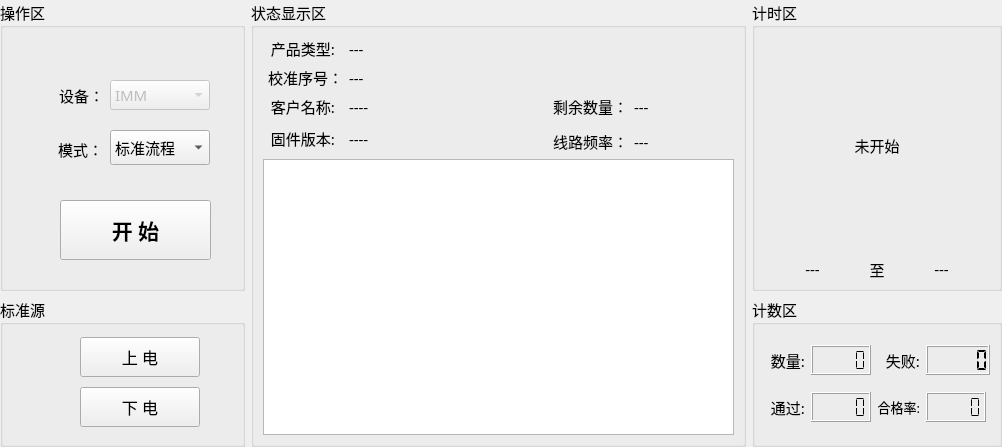
This is IMM-CalibrateTool/IMM-CalibrateTool/home/home_workwid.ui in ChinaClever/ScalePoint as Qt 5 draws it before an edit. The edited form follows.
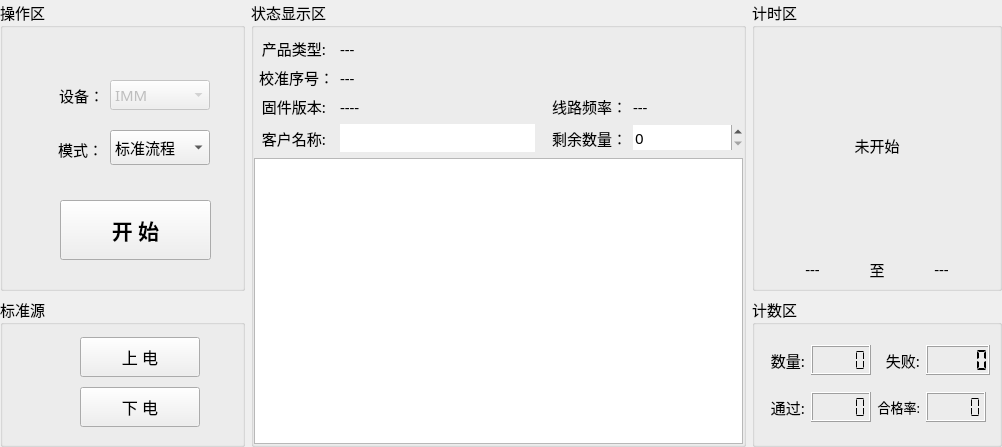
This is the edited form.

The edit to the form file:
```diff
--- a/IMM-CalibrateTool/IMM-CalibrateTool/home/home_workwid.ui
+++ b/IMM-CalibrateTool/IMM-CalibrateTool/home/home_workwid.ui
@@ -37,7 +37,16 @@
      <property name="title">
       <string>状态显示区</string>
      </property>
-     <layout class="QGridLayout" name="gridLayout_6">
+     <layout class="QGridLayout" name="gridLayout_3">
+      <property name="leftMargin">
+       <number>0</number>
+      </property>
+      <property name="rightMargin">
+       <number>0</number>
+      </property>
+      <property name="bottomMargin">
+       <number>0</number>
+      </property>
       <item row="0" column="0">
        <widget class="QLabel" name="label_33">
         <property name="minimumSize">
@@ -60,7 +69,7 @@
         </property>
        </widget>
       </item>
-      <item row="0" column="1" colspan="3">
+      <item row="0" column="1" colspan="2">
        <widget class="QLabel" name="devLab">
         <property name="minimumSize">
          <size>
@@ -95,7 +104,7 @@
         </property>
        </widget>
       </item>
-      <item row="1" column="1" colspan="3">
+      <item row="1" column="1">
        <widget class="QLabel" name="snLab">
         <property name="minimumSize">
          <size>
@@ -109,70 +118,6 @@
        </widget>
       </item>
       <item row="2" column="0">
-       <widget class="QLabel" name="label_35">
-        <property name="minimumSize">
-         <size>
-          <width>0</width>
-          <height>20</height>
-         </size>
-        </property>
-        <property name="maximumSize">
-         <size>
-          <width>80</width>
-          <height>30</height>
-         </size>
-        </property>
-        <property name="text">
-         <string>客户名称:</string>
-        </property>
-        <property name="alignment">
-         <set>Qt::AlignCenter</set>
-        </property>
-       </widget>
-      </item>
-      <item row="2" column="1">
-       <widget class="QLabel" name="userLab">
-        <property name="text">
-         <string>----</string>
-        </property>
-       </widget>
-      </item>
-      <item row="2" column="2">
-       <widget class="QLabel" name="label_38">
-        <property name="minimumSize">
-         <size>
-          <width>80</width>
-          <height>20</height>
-         </size>
-        </property>
-        <property name="maximumSize">
-         <size>
-          <width>80</width>
-          <height>30</height>
-         </size>
-        </property>
-        <property name="text">
-         <string>剩余数量：</string>
-        </property>
-        <property name="alignment">
-         <set>Qt::AlignRight|Qt::AlignTrailing|Qt::AlignVCenter</set>
-        </property>
-       </widget>
-      </item>
-      <item row="2" column="3">
-       <widget class="QLabel" name="cntLab">
-        <property name="maximumSize">
-         <size>
-          <width>100</width>
-          <height>16777215</height>
-         </size>
-        </property>
-        <property name="text">
-         <string>---</string>
-        </property>
-       </widget>
-      </item>
-      <item row="3" column="0" rowspan="2">
        <widget class="QLabel" name="label_36">
         <property name="minimumSize">
          <size>
@@ -194,14 +139,14 @@
         </property>
        </widget>
       </item>
-      <item row="3" column="1" rowspan="2" colspan="2">
+      <item row="2" column="1">
        <widget class="QLabel" name="verLab">
         <property name="text">
          <string>----</string>
         </property>
        </widget>
       </item>
-      <item row="4" column="2">
+      <item row="2" column="2" colspan="2">
        <widget class="QLabel" name="label_37">
         <property name="minimumSize">
          <size>
@@ -211,10 +156,13 @@
         </property>
         <property name="maximumSize">
          <size>
-          <width>80</width>
+          <width>100</width>
           <height>30</height>
          </size>
         </property>
+        <property name="layoutDirection">
+         <enum>Qt::RightToLeft</enum>
+        </property>
         <property name="text">
          <string>线路频率：</string>
         </property>
@@ -223,7 +171,7 @@
         </property>
        </widget>
       </item>
-      <item row="4" column="3">
+      <item row="2" column="4">
        <widget class="QLabel" name="hzLab">
         <property name="maximumSize">
          <size>
@@ -236,7 +184,95 @@
         </property>
        </widget>
       </item>
-      <item row="5" column="0" colspan="4">
+      <item row="3" column="0">
+       <widget class="QLabel" name="label_35">
+        <property name="minimumSize">
+         <size>
+          <width>0</width>
+          <height>20</height>
+         </size>
+        </property>
+        <property name="maximumSize">
+         <size>
+          <width>80</width>
+          <height>30</height>
+         </size>
+        </property>
+        <property name="text">
+         <string>客户名称:</string>
+        </property>
+        <property name="alignment">
+         <set>Qt::AlignCenter</set>
+        </property>
+       </widget>
+      </item>
+      <item row="3" column="1">
+       <widget class="QLineEdit" name="userEdit">
+        <property name="frame">
+         <bool>false</bool>
+        </property>
+        <property name="cursorMoveStyle">
+         <enum>Qt::LogicalMoveStyle</enum>
+        </property>
+        <property name="clearButtonEnabled">
+         <bool>false</bool>
+        </property>
+       </widget>
+      </item>
+      <item row="3" column="3">
+       <widget class="QLabel" name="label_38">
+        <property name="minimumSize">
+         <size>
+          <width>80</width>
+          <height>20</height>
+         </size>
+        </property>
+        <property name="maximumSize">
+         <size>
+          <width>100</width>
+          <height>30</height>
+         </size>
+        </property>
+        <property name="layoutDirection">
+         <enum>Qt::RightToLeft</enum>
+        </property>
+        <property name="text">
+         <string>剩余数量：</string>
+        </property>
+        <property name="alignment">
+         <set>Qt::AlignRight|Qt::AlignTrailing|Qt::AlignVCenter</set>
+        </property>
+       </widget>
+      </item>
+      <item row="3" column="4">
+       <widget class="QSpinBox" name="cntSpin">
+        <property name="minimumSize">
+         <size>
+          <width>110</width>
+          <height>0</height>
+         </size>
+        </property>
+        <property name="focusPolicy">
+         <enum>Qt::WheelFocus</enum>
+        </property>
+        <property name="frame">
+         <bool>false</bool>
+        </property>
+        <property name="correctionMode">
+         <enum>QAbstractSpinBox::CorrectToPreviousValue</enum>
+        </property>
+        <property name="maximum">
+         <number>9999</number>
+        </property>
+        <property name="singleStep">
+         <number>100</number>
+        </property>
+        <property name="stepType">
+         <enum>QAbstractSpinBox::DefaultStepType</enum>
+        </property>
+       </widget>
+      </item>
+      <item row="4" column="0" colspan="5">
        <widget class="QTextEdit" name="textEdit">
         <property name="enabled">
          <bool>true</bool>
@@ -253,7 +289,7 @@
     <widget class="QGroupBox" name="groupBox_1">
      <property name="minimumSize">
       <size>
-       <width>0</width>
+       <width>250</width>
        <height>150</height>
       </size>
      </property>
@@ -500,6 +536,12 @@
    </item>
    <item row="0" column="0">
     <widget class="QGroupBox" name="groupBox_2">
+     <property name="minimumSize">
+      <size>
+       <width>245</width>
+       <height>0</height>
+      </size>
+     </property>
      <property name="maximumSize">
       <size>
        <width>245</width>
@@ -579,7 +621,7 @@
        </font>
       </property>
       <property name="focusPolicy">
-       <enum>Qt::WheelFocus</enum>
+       <enum>Qt::NoFocus</enum>
       </property>
       <property name="contextMenuPolicy">
        <enum>Qt::DefaultContextMenu</enum>
@@ -593,16 +635,14 @@
       <property name="sizeAdjustPolicy">
        <enum>QComboBox::AdjustToContentsOnFirstShow</enum>
       </property>
+      <property name="frame">
+       <bool>true</bool>
+      </property>
       <item>
        <property name="text">
         <string>IMM</string>
        </property>
       </item>
-      <item>
-       <property name="text">
-        <string>IP-PDU</string>
-       </property>
-      </item>
      </widget>
      <widget class="QLabel" name="label_9">
       <property name="geometry">
@@ -667,11 +707,6 @@
         <string>标准流程</string>
        </property>
       </item>
-      <item>
-       <property name="text">
-        <string>一键设置</string>
-       </property>
-      </item>
       <item>
        <property name="text">
         <string>数据采集</string>
```
